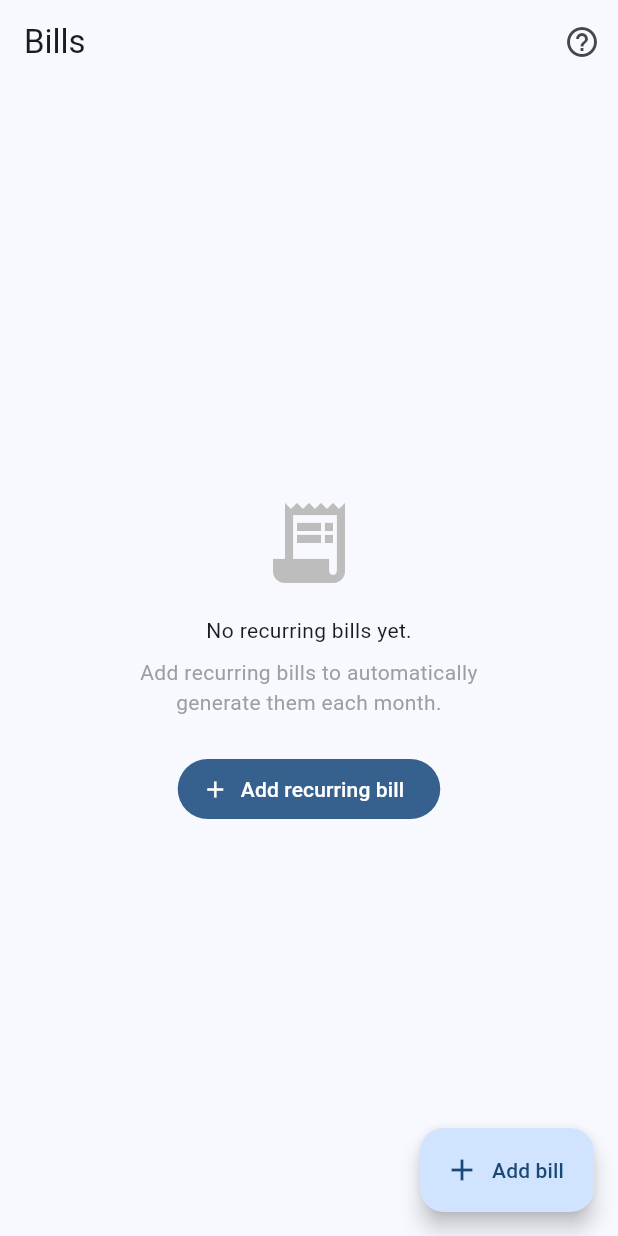
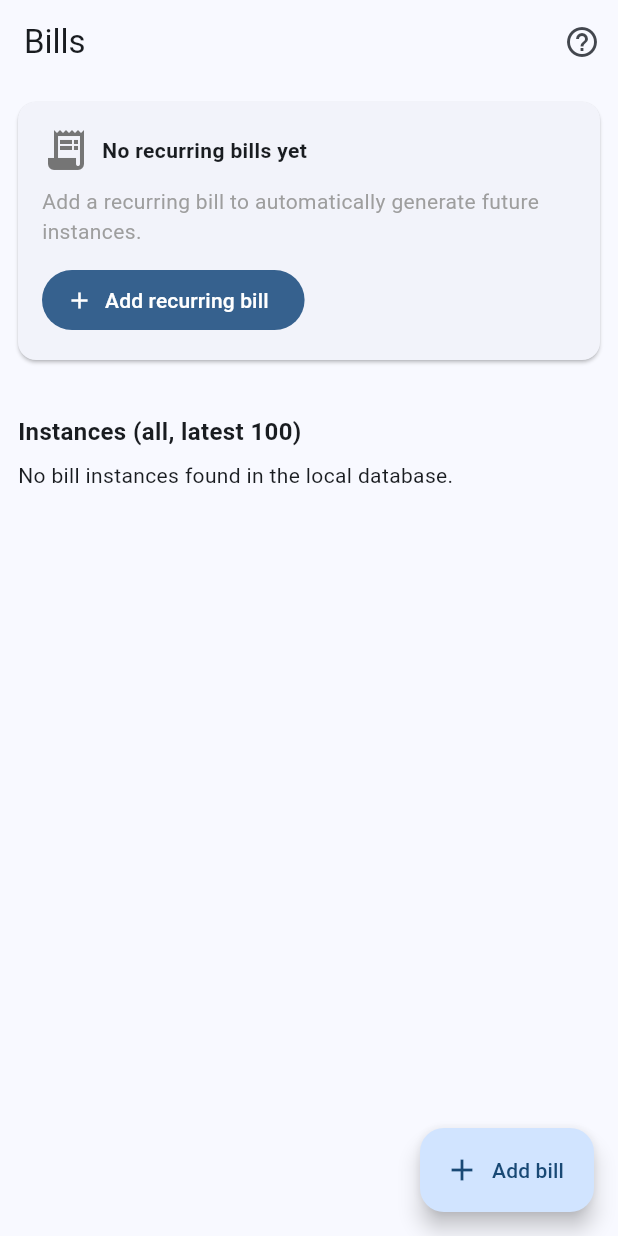
Before and after one commit to FridLexman/budget_calendar, a Flutter app: the BillsScreen screen opened directly, on a phone screen of 412 x 824 dp. Run offline on Flutter 3.47's test engine with Material 3 defaults, Android fonts, the phone set to English and light mode, and no system bars; our stand-ins replace drift, drift_flutter, flutter_riverpod, flutter_secure_storage, table_calendar; missing offline and left inert: mobile_scanner; accounts and stored records are empty; generated files the repository leaves out were written again.

Commit message:
Fix calendar month rendering and show bill instances

```diff
--- a/lib/screens/bills_screen.dart
+++ b/lib/screens/bills_screen.dart
@@ -29,21 +29,37 @@ class BillsScreen extends ConsumerWidget {
           stream: db.watchAllBillTemplates(),
           builder: (context, snap) {
             final rows = snap.data ?? [];
-            if (rows.isEmpty) {
-              return Center(
+            final activeTemplates = rows.where((t) => t.active).toList();
+            final inactiveTemplates = rows.where((t) => !t.active).toList();
+
+            return ListView(
+              padding: const EdgeInsets.all(12),
+              children: [
+                if (rows.isEmpty) ...[
+                  Card(
+                    margin: const EdgeInsets.only(bottom: 12),
+                    child: Padding(
+                      padding: const EdgeInsets.all(16),
                       child: Column(
-                  mainAxisAlignment: MainAxisAlignment.center,
+                        crossAxisAlignment: CrossAxisAlignment.start,
                         children: [
-                    Icon(Icons.receipt_long, size: 64, color: Colors.grey[400]),
-                    const SizedBox(height: 16),
-                    const Text('No recurring bills yet.'),
+                          Row(
+                            children: [
+                              Icon(Icons.receipt_long,
+                                  size: 32, color: Colors.grey[600]),
+                              const SizedBox(width: 8),
+                              const Text(
+                                'No recurring bills yet',
+                                style: TextStyle(fontWeight: FontWeight.bold),
+                              ),
+                            ],
+                          ),
                           const SizedBox(height: 8),
                           const Text(
-                      'Add recurring bills to automatically\ngenerate them each month.',
-                      textAlign: TextAlign.center,
+                            'Add a recurring bill to automatically generate future instances.',
                             style: TextStyle(color: Colors.grey),
                           ),
-                    const SizedBox(height: 24),
+                          const SizedBox(height: 12),
                           FilledButton.icon(
                             onPressed: () => _showAddBillFlow(context, db),
                             icon: const Icon(Icons.add),
@@ -51,15 +67,9 @@ class BillsScreen extends ConsumerWidget {
                           ),
                         ],
                       ),
-              );
-            }
-
-            final activeTemplates = rows.where((t) => t.active).toList();
-            final inactiveTemplates = rows.where((t) => !t.active).toList();
-
-            return ListView(
-              padding: const EdgeInsets.all(12),
-              children: [
+                    ),
+                  ),
+                ],
                 if (activeTemplates.isNotEmpty) ...[
                   Padding(
                     padding: const EdgeInsets.symmetric(vertical: 8),
@@ -70,7 +80,8 @@ class BillsScreen extends ConsumerWidget {
                           ),
                     ),
                   ),
-                  ...activeTemplates.map((t) => _buildTemplateCard(context, db, t)),
+                  ...activeTemplates
+                      .map((t) => _buildTemplateCard(context, db, t)),
                 ],
                 if (inactiveTemplates.isNotEmpty) ...[
                   const SizedBox(height: 16),
@@ -84,7 +95,8 @@ class BillsScreen extends ConsumerWidget {
                           ),
                     ),
                   ),
-                  ...inactiveTemplates.map((t) => _buildTemplateCard(context, db, t)),
+                  ...inactiveTemplates
+                      .map((t) => _buildTemplateCard(context, db, t)),
                 ],
                 const SizedBox(height: 16),
                 _buildInstancesSection(db),
@@ -98,12 +110,14 @@ class BillsScreen extends ConsumerWidget {
           label: const Text('Add bill'),
         ),
       ),
-      loading: () => const Scaffold(body: Center(child: CircularProgressIndicator())),
+      loading: () =>
+          const Scaffold(body: Center(child: CircularProgressIndicator())),
       error: (e, st) => Scaffold(body: Center(child: Text('Error: $e'))),
     );
   }
 
-  Widget _buildTemplateCard(BuildContext context, AppDatabase db, BillTemplate template) {
+  Widget _buildTemplateCard(
+      BuildContext context, AppDatabase db, BillTemplate template) {
     final rec = Recurrence.fromJsonString(template.recurrenceRule);
     final recurrenceText = rec?.displayName ?? 'No recurrence';
 
@@ -148,16 +162,21 @@ class BillsScreen extends ConsumerWidget {
                       children: [
                         if (template.category != null) ...[
                           Container(
-                            padding: const EdgeInsets.symmetric(horizontal: 6, vertical: 2),
+                            padding: const EdgeInsets.symmetric(
+                                horizontal: 6, vertical: 2),
                             decoration: BoxDecoration(
-                              color: Theme.of(context).colorScheme.secondaryContainer,
+                              color: Theme.of(context)
+                                  .colorScheme
+                                  .secondaryContainer,
                               borderRadius: BorderRadius.circular(8),
                             ),
                             child: Text(
                               template.category!,
                               style: TextStyle(
                                 fontSize: 11,
-                                color: Theme.of(context).colorScheme.onSecondaryContainer,
+                                color: Theme.of(context)
+                                    .colorScheme
+                                    .onSecondaryContainer,
                               ),
                             ),
                           ),
@@ -213,7 +232,8 @@ class BillsScreen extends ConsumerWidget {
           builder: (context, snap) {
             final rows = (snap.data ?? []).take(100).toList();
             if (rows.isEmpty) {
-              return const Text('No bill instances found in the local database.');
+              return const Text(
+                  'No bill instances found in the local database.');
             }
             return ListView.builder(
               shrinkWrap: true,
@@ -237,7 +257,8 @@ class BillsScreen extends ConsumerWidget {
                             : Colors.grey[600],
                   ),
                   title: Text(b.titleSnapshot),
-                  subtitle: Text('${b.dueDate} • ${b.category ?? 'Uncategorized'}'),
+                  subtitle:
+                      Text('${b.dueDate} • ${b.category ?? 'Uncategorized'}'),
                   trailing: Text(
                     formatCents(b.amountCents),
                     style: TextStyle(
@@ -254,7 +275,8 @@ class BillsScreen extends ConsumerWidget {
     );
   }
 
-  void _showTemplateActions(BuildContext context, AppDatabase db, BillTemplate template) {
+  void _showTemplateActions(
+      BuildContext context, AppDatabase db, BillTemplate template) {
     showModalBottomSheet(
       context: context,
       builder: (context) => SafeArea(
@@ -290,7 +312,8 @@ class BillsScreen extends ConsumerWidget {
               ),
               onTap: () async {
                 Navigator.pop(context);
-                await db.toggleBillTemplateActive(template.id, !template.active);
+                await db.toggleBillTemplateActive(
+                    template.id, !template.active);
               },
             ),
             ListTile(
@@ -314,7 +337,8 @@ class BillsScreen extends ConsumerWidget {
                       ),
                       FilledButton(
                         onPressed: () => Navigator.pop(context, true),
-                        style: FilledButton.styleFrom(backgroundColor: Colors.red),
+                        style:
+                            FilledButton.styleFrom(backgroundColor: Colors.red),
                         child: const Text('Delete'),
                       ),
                     ],
@@ -426,16 +450,19 @@ class BillsScreen extends ConsumerWidget {
                     labelText: 'Default amount',
                     prefixText: '\$',
                   ),
-                  keyboardType: const TextInputType.numberWithOptions(decimal: true),
+                  keyboardType:
+                      const TextInputType.numberWithOptions(decimal: true),
                 ),
                 const SizedBox(height: 12),
                 DropdownButtonFormField<String>(
                   value: selectedCategory,
                   decoration: const InputDecoration(labelText: 'Category'),
-                  items: categories.map((c) => DropdownMenuItem(
+                  items: categories
+                      .map((c) => DropdownMenuItem(
                             value: c.name,
                             child: Text(c.name),
-                  )).toList(),
+                          ))
+                      .toList(),
                   onChanged: (v) => setState(() => selectedCategory = v),
                 ),
                 const SizedBox(height: 16),
@@ -465,13 +492,18 @@ class BillsScreen extends ConsumerWidget {
                   value: recurrenceTypeIdx,
                   decoration: const InputDecoration(labelText: 'Recurrence'),
                   items: const [
-                    DropdownMenuItem(value: 0, child: Text('Monthly (day of month)')),
+                    DropdownMenuItem(
+                        value: 0, child: Text('Monthly (day of month)')),
                     DropdownMenuItem(value: 1, child: Text('Weekly (weekday)')),
-                    DropdownMenuItem(value: 2, child: Text('Biweekly (every 2 weeks)')),
-                    DropdownMenuItem(value: 3, child: Text('Semi-monthly (1st & 15th)')),
+                    DropdownMenuItem(
+                        value: 2, child: Text('Biweekly (every 2 weeks)')),
+                    DropdownMenuItem(
+                        value: 3, child: Text('Semi-monthly (1st & 15th)')),
                     DropdownMenuItem(value: 4, child: Text('Yearly')),
-                    DropdownMenuItem(value: 5, child: Text('Last day of month')),
-                    DropdownMenuItem(value: 6, child: Text('Last business day')),
+                    DropdownMenuItem(
+                        value: 5, child: Text('Last day of month')),
+                    DropdownMenuItem(
+                        value: 6, child: Text('Last business day')),
                   ],
                   onChanged: (v) => setState(() => recurrenceTypeIdx = v ?? 0),
                 ),
@@ -493,15 +525,23 @@ class BillsScreen extends ConsumerWidget {
                     value: weeklyWeekday,
                     decoration: const InputDecoration(labelText: 'Weekday'),
                     items: const [
-                      DropdownMenuItem(value: DateTime.monday, child: Text('Monday')),
-                      DropdownMenuItem(value: DateTime.tuesday, child: Text('Tuesday')),
-                      DropdownMenuItem(value: DateTime.wednesday, child: Text('Wednesday')),
-                      DropdownMenuItem(value: DateTime.thursday, child: Text('Thursday')),
-                      DropdownMenuItem(value: DateTime.friday, child: Text('Friday')),
-                      DropdownMenuItem(value: DateTime.saturday, child: Text('Saturday')),
-                      DropdownMenuItem(value: DateTime.sunday, child: Text('Sunday')),
+                      DropdownMenuItem(
+                          value: DateTime.monday, child: Text('Monday')),
+                      DropdownMenuItem(
+                          value: DateTime.tuesday, child: Text('Tuesday')),
+                      DropdownMenuItem(
+                          value: DateTime.wednesday, child: Text('Wednesday')),
+                      DropdownMenuItem(
+                          value: DateTime.thursday, child: Text('Thursday')),
+                      DropdownMenuItem(
+                          value: DateTime.friday, child: Text('Friday')),
+                      DropdownMenuItem(
+                          value: DateTime.saturday, child: Text('Saturday')),
+                      DropdownMenuItem(
+                          value: DateTime.sunday, child: Text('Sunday')),
                     ],
-                    onChanged: (v) => setState(() => weeklyWeekday = v ?? DateTime.monday),
+                    onChanged: (v) =>
+                        setState(() => weeklyWeekday = v ?? DateTime.monday),
                   ),
                 ],
                 if (recurrenceTypeIdx == 2) ...[
@@ -518,7 +558,8 @@ class BillsScreen extends ConsumerWidget {
                             lastDate: DateTime(2100, 12, 31),
                             initialDate: biweeklyAnchor,
                           );
-                          if (picked != null) setState(() => biweeklyAnchor = picked);
+                          if (picked != null)
+                            setState(() => biweeklyAnchor = picked);
                         },
                         child: const Text('Pick'),
                       ),
@@ -534,17 +575,21 @@ class BillsScreen extends ConsumerWidget {
                     children: [
                       Expanded(
                         child: TextField(
-                          decoration: const InputDecoration(labelText: 'First day'),
+                          decoration:
+                              const InputDecoration(labelText: 'First day'),
                           keyboardType: TextInputType.number,
-                          onChanged: (v) => semiMonthlyDay1 = int.tryParse(v) ?? 1,
+                          onChanged: (v) =>
+                              semiMonthlyDay1 = int.tryParse(v) ?? 1,
                         ),
                       ),
                       const SizedBox(width: 12),
                       Expanded(
                         child: TextField(
-                          decoration: const InputDecoration(labelText: 'Second day'),
+                          decoration:
+                              const InputDecoration(labelText: 'Second day'),
                           keyboardType: TextInputType.number,
-                          onChanged: (v) => semiMonthlyDay2 = int.tryParse(v) ?? 15,
+                          onChanged: (v) =>
+                              semiMonthlyDay2 = int.tryParse(v) ?? 15,
                         ),
                       ),
                     ],
@@ -555,17 +600,21 @@ class BillsScreen extends ConsumerWidget {
                     children: [
                       Expanded(
                         child: TextField(
-                          decoration: const InputDecoration(labelText: 'Month (1-12)'),
+                          decoration:
+                              const InputDecoration(labelText: 'Month (1-12)'),
                           keyboardType: TextInputType.number,
-                          onChanged: (v) => yearlyMonth = int.tryParse(v) ?? yearlyMonth,
+                          onChanged: (v) =>
+                              yearlyMonth = int.tryParse(v) ?? yearlyMonth,
                         ),
                       ),
                       const SizedBox(width: 12),
                       Expanded(
                         child: TextField(
-                          decoration: const InputDecoration(labelText: 'Day (1-31)'),
+                          decoration:
+                              const InputDecoration(labelText: 'Day (1-31)'),
                           keyboardType: TextInputType.number,
-                          onChanged: (v) => yearlyDay = int.tryParse(v) ?? yearlyDay,
+                          onChanged: (v) =>
+                              yearlyDay = int.tryParse(v) ?? yearlyDay,
                         ),
                       ),
                     ],
@@ -588,7 +637,8 @@ class BillsScreen extends ConsumerWidget {
                 String rule;
                 switch (recurrenceTypeIdx) {
                   case 0:
-                    rule = Recurrence.toMonthly(dayOfMonth: monthlyDay.clamp(1, 31));
+                    rule = Recurrence.toMonthly(
+                        dayOfMonth: monthlyDay.clamp(1, 31));
                     break;
                   case 1:
                     rule = Recurrence.toWeekly(weekday: weeklyWeekday);
@@ -642,11 +692,15 @@ class BillsScreen extends ConsumerWidget {
     );
   }
 
-  Future<void> _showEditTemplateDialog(BuildContext context, AppDatabase db, BillTemplate template) async {
+  Future<void> _showEditTemplateDialog(
+      BuildContext context, AppDatabase db, BillTemplate template) async {
     final nameCtrl = TextEditingController(text: template.name);
-    final amtCtrl = TextEditingController(text: centsToInputString(template.defaultAmountCents));
+    final amtCtrl = TextEditingController(
+        text: centsToInputString(template.defaultAmountCents));
     String? selectedCategory = template.category;
-    DateTime startDate = template.startDate != null ? parseYmd(template.startDate!) : DateTime.now();
+    DateTime startDate = template.startDate != null
+        ? parseYmd(template.startDate!)
+        : DateTime.now();
 
     final categories = await db.getAllCategories();
 
@@ -672,16 +726,19 @@ class BillsScreen extends ConsumerWidget {
                     labelText: 'Default amount',
                     prefixText: '\$',
                   ),
-                  keyboardType: const TextInputType.numberWithOptions(decimal: true),
+                  keyboardType:
+                      const TextInputType.numberWithOptions(decimal: true),
                 ),
                 const SizedBox(height: 12),
                 DropdownButtonFormField<String>(
                   value: selectedCategory,
                   decoration: const InputDecoration(labelText: 'Category'),
-                  items: categories.map((c) => DropdownMenuItem(
+                  items: categories
+                      .map((c) => DropdownMenuItem(
                             value: c.name,
                             child: Text(c.name),
-                  )).toList(),
+                          ))
+                      .toList(),
                   onChanged: (v) => setState(() => selectedCategory = v),
                 ),
                 const SizedBox(height: 16),
```
Also changed, not shown: lib/screens/calendar_screen.dart (+59 -47 lines). Lines whose indentation alone changed are shown as unchanged.
